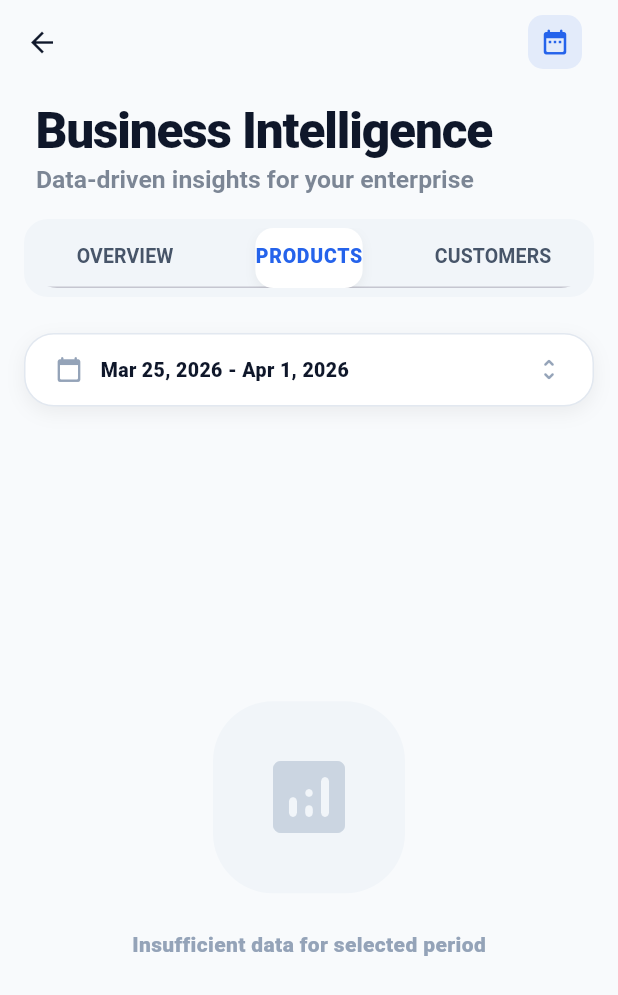
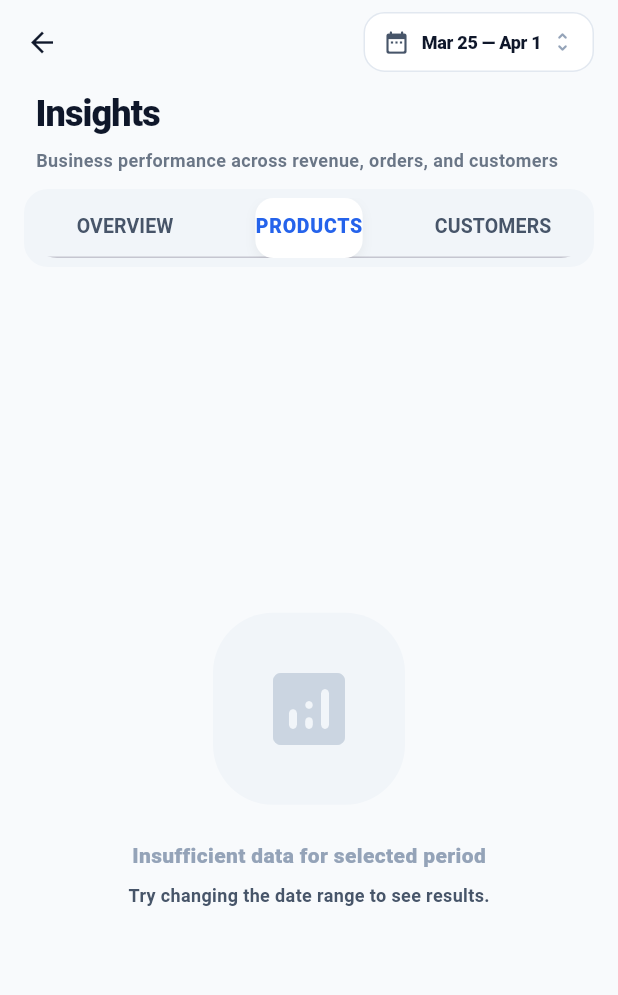
Before and after one commit to JaseemPayyanadan/delivero-flutter, a Flutter app: the ReportsScreen screen opened by its route, tab 2 chosen, on a phone screen of 412 x 824 dp. Shown: the top 995 px of the screen. Run offline on Flutter 3.47's test engine with Material 3 defaults, Android fonts, the phone set to English and light mode, and no system bars; our stand-ins replace cloud_firestore, firebase_auth, firebase_core, fl_chart, flutter_riverpod, go_router and 3 more; accounts and stored records are empty.

Commit message:
style(owner/reports): redesign reports screen header and layout
- Refactor SliverAppBar flexibleSpace to use Stack for better layout control
- Replace date range indicator with a compact chip in app bar actions
- Adjust padding, spacing, and visual details for improved visual hierarchy
- Update empty state with helpful guidance text

```diff
--- a/lib/features/owner/reports/reports_screen.dart
+++ b/lib/features/owner/reports/reports_screen.dart
@@ -20,6 +20,7 @@ class _ReportsScreenState extends ConsumerState<ReportsScreen>
     start: DateTime.now().subtract(const Duration(days: 7)),
     end: DateTime.now(),
   );
+  static const double _kTabBarHeight = 58;
 
   @override
   void initState() {
@@ -66,62 +67,63 @@ class _ReportsScreenState extends ConsumerState<ReportsScreen>
       body: NestedScrollView(
         headerSliverBuilder: (context, innerBoxIsScrolled) => [
           SliverAppBar(
-            expandedHeight: 210.0,
+            expandedHeight: 190.0,
             floating: false,
             pinned: true,
             backgroundColor: AppColors.backgroundPrimary,
             elevation: 0,
             surfaceTintColor: Colors.transparent,
-            flexibleSpace: FlexibleSpaceBar(
-              titlePadding: const EdgeInsets.symmetric(
-                horizontal: 24,
-                vertical: 86,
+            flexibleSpace: Stack(
+              children: [
+                const Positioned.fill(
+                  child: ColoredBox(color: AppColors.backgroundPrimary),
                 ),
-              title: Column(
+                Positioned(
+                  left: 24,
+                  right: 24,
+                  bottom: _kTabBarHeight + 18,
+                  child: SafeArea(
+                    top: false,
+                    bottom: false,
+                    child: Column(
                       mainAxisSize: MainAxisSize.min,
                       crossAxisAlignment: CrossAxisAlignment.start,
                       children: [
                         const Text(
-                    'Business Intelligence',
+                          'Insights',
                           style: TextStyle(
                             color: AppColors.textPrimary,
-                      fontSize: 22,
+                            fontSize: 24,
                             fontWeight: FontWeight.w900,
-                      letterSpacing: -0.5,
+                            letterSpacing: -0.6,
                           ),
                         ),
+                        const SizedBox(height: 6),
                         Text(
-                    'Data-driven insights for your enterprise',
+                          'Business performance across revenue, orders, and customers',
                           style: TextStyle(
-                      color: AppColors.textSecondary.withValues(alpha: 0.7),
-                      fontSize: 11,
+                            color: AppColors.textSecondary.withValues(
+                              alpha: 0.8,
+                            ),
+                            fontSize: 12,
                             fontWeight: FontWeight.w600,
+                            height: 1.25,
                           ),
                         ),
                       ],
                     ),
-              background: Container(color: AppColors.backgroundPrimary),
+                  ),
+                ),
+              ],
             ),
             actions: [
-              IconButton(
-                onPressed: _selectDateRange,
-                icon: Container(
-                  padding: const EdgeInsets.all(8),
-                  decoration: BoxDecoration(
-                    color: AppColors.primary.withValues(alpha: 0.1),
-                    borderRadius: BorderRadius.circular(10),
+              Padding(
+                padding: const EdgeInsets.only(right: 16),
+                child: _buildDateRangeChip(context),
               ),
-                  child: const Icon(
-                    Icons.date_range_rounded,
-                    color: AppColors.primary,
-                    size: 20,
-                  ),
-                ),
-              ),
-              const SizedBox(width: 16),
             ],
             bottom: PreferredSize(
-              preferredSize: const Size.fromHeight(58),
+              preferredSize: const Size.fromHeight(_kTabBarHeight),
               child: Padding(
                 padding: const EdgeInsets.fromLTRB(16, 0, 16, 12),
                 child: Container(
@@ -172,15 +174,7 @@ class _ReportsScreenState extends ConsumerState<ReportsScreen>
             ),
           ),
         ],
-        body: Column(
-          children: [
-            Padding(
-              padding: const EdgeInsets.fromLTRB(16, 12, 16, 0),
-              child: _buildDateRangeIndicator(),
-            ),
-            const SizedBox(height: 12),
-            Expanded(
-              child: TabBarView(
+        body: TabBarView(
           controller: _tabController,
           children: [
             _SummaryTab(reports: reports),
@@ -189,52 +183,52 @@ class _ReportsScreenState extends ConsumerState<ReportsScreen>
           ],
         ),
       ),
-          ],
-        ),
-      ),
     );
   }
 
-  Widget _buildDateRangeIndicator() {
-    final df = DateFormat('MMM d, yyyy');
+  Widget _buildDateRangeChip(BuildContext context) {
+    final df = DateFormat('MMM d');
+    final rangeText =
+        '${df.format(_selectedDateRange.start)} — ${df.format(_selectedDateRange.end)}';
+    final showText = MediaQuery.sizeOf(context).width >= 380;
     return InkWell(
       onTap: _selectDateRange,
-      borderRadius: BorderRadius.circular(20),
+      borderRadius: BorderRadius.circular(14),
       child: Container(
-        padding: const EdgeInsets.symmetric(horizontal: 20, vertical: 14),
+        padding: EdgeInsets.symmetric(
+          horizontal: showText ? 12 : 10,
+          vertical: 10,
+        ),
         decoration: BoxDecoration(
           color: AppColors.surface,
-          borderRadius: BorderRadius.circular(20),
+          borderRadius: BorderRadius.circular(14),
           border: Border.all(color: AppColors.border),
-          boxShadow: const [
-            BoxShadow(
-              color: AppColors.shadow,
-              blurRadius: 10,
-              offset: Offset(0, 4),
-            ),
-          ],
         ),
         child: Row(
+          mainAxisSize: MainAxisSize.min,
           children: [
             const Icon(
-              Icons.calendar_today_rounded,
-              color: AppColors.textLight,
+              Icons.date_range_rounded,
+              color: AppColors.textSecondary,
               size: 18,
             ),
-            const SizedBox(width: 12),
+            if (showText) ...[
+              const SizedBox(width: 8),
               Text(
-              '${df.format(_selectedDateRange.start)} - ${df.format(_selectedDateRange.end)}',
+                rangeText,
                 style: const TextStyle(
                   color: AppColors.textPrimary,
                   fontWeight: FontWeight.w800,
-                fontSize: 13,
+                  fontSize: 12,
+                  letterSpacing: -0.2,
                 ),
               ),
-            const Spacer(),
+            ],
+            const SizedBox(width: 6),
             const Icon(
               Icons.unfold_more_rounded,
               color: AppColors.textLight,
-              size: 18,
+              size: 16,
             ),
           ],
         ),
@@ -251,7 +245,7 @@ class _SummaryTab extends StatelessWidget {
   Widget build(BuildContext context) {
     final bottomPad = MediaQuery.of(context).viewPadding.bottom + 96;
     return ListView(
-      padding: EdgeInsets.fromLTRB(24, 0, 24, bottomPad),
+      padding: EdgeInsets.fromLTRB(24, 16, 24, bottomPad),
       children: [
         _ReportCard(
           title: 'Financial Liquidity',
@@ -372,7 +366,7 @@ class _ProductsTab extends StatelessWidget {
     if (sortedProducts.isEmpty) return _buildEmptyState();
 
     return ListView.builder(
-      padding: EdgeInsets.fromLTRB(24, 0, 24, bottomPad),
+      padding: EdgeInsets.fromLTRB(24, 16, 24, bottomPad),
       itemCount: sortedProducts.length,
       itemBuilder: (context, index) {
         final p = sortedProducts[index];
@@ -400,7 +394,7 @@ class _CustomersTab extends StatelessWidget {
     if (sortedCustomers.isEmpty) return _buildEmptyState();
 
     return ListView.builder(
-      padding: EdgeInsets.fromLTRB(24, 0, 24, bottomPad),
+      padding: EdgeInsets.fromLTRB(24, 16, 24, bottomPad),
       itemCount: sortedCustomers.length,
       itemBuilder: (context, index) {
         final c = sortedCustomers[index];
@@ -423,16 +417,16 @@ class _ReportCard extends StatelessWidget {
   @override
   Widget build(BuildContext context) {
     return Container(
-      padding: const EdgeInsets.all(28),
+      padding: const EdgeInsets.all(24),
       decoration: BoxDecoration(
         color: AppColors.surface,
-        borderRadius: BorderRadius.circular(32),
+        borderRadius: BorderRadius.circular(28),
         border: Border.all(color: AppColors.border),
         boxShadow: const [
           BoxShadow(
             color: AppColors.shadow,
-            blurRadius: 30,
-            offset: Offset(0, 15),
+            blurRadius: 18,
+            offset: Offset(0, 10),
           ),
         ],
       ),
@@ -604,6 +598,15 @@ Widget _buildEmptyState() {
             fontWeight: FontWeight.w800,
           ),
         ),
+        const SizedBox(height: 8),
+        const Text(
+          'Try changing the date range to see results.',
+          style: TextStyle(
+            color: AppColors.textSecondary,
+            fontSize: 12,
+            fontWeight: FontWeight.w600,
+          ),
+        ),
       ],
     ),
   );
```
Lines whose indentation alone changed are shown as unchanged.
